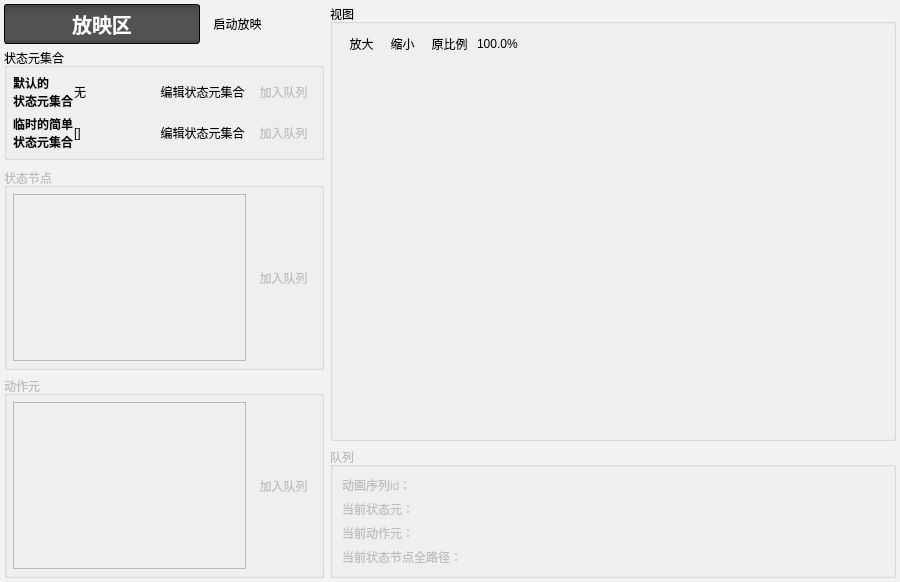
The window that DrillGIFActionSequenceEditor/Source/ActionSeqModule/PlayingPart/P_COAS_PlayingPart.ui (DrillUp/DrillGIFActionSequenceEditor) describes before a commit, drawn with Qt 5.
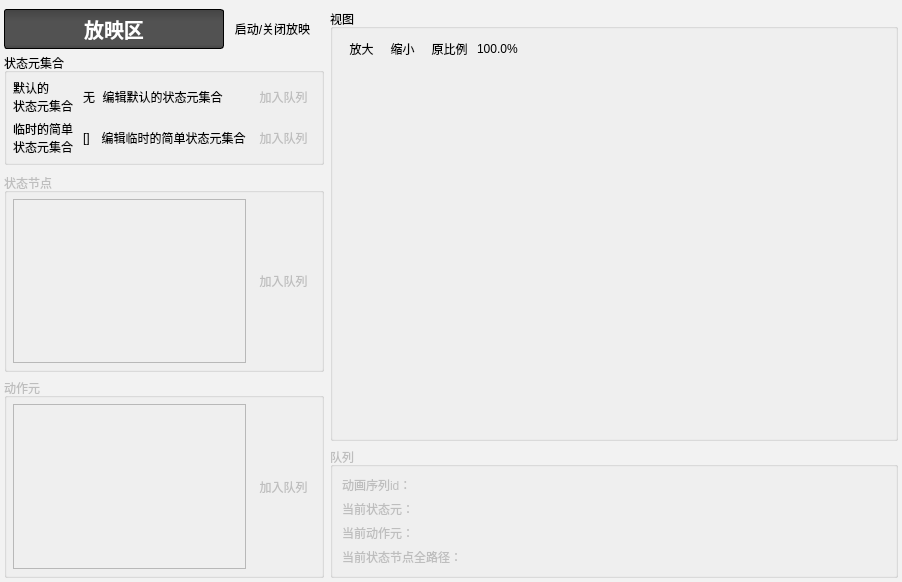
The same window after the commit. Icons and pictures are not drawn.

What changed in the file:
```diff
--- a/DrillGIFActionSequenceEditor/Source/ActionSeqModule/PlayingPart/P_COAS_PlayingPart.ui
+++ b/DrillGIFActionSequenceEditor/Source/ActionSeqModule/PlayingPart/P_COAS_PlayingPart.ui
@@ -6,7 +6,7 @@
    <rect>
     <x>0</x>
     <y>0</y>
-    <width>900</width>
+    <width>902</width>
     <height>582</height>
    </rect>
   </property>
@@ -36,7 +36,7 @@
        <number>4</number>
       </property>
       <property name="topMargin">
-       <number>4</number>
+       <number>9</number>
       </property>
       <property name="rightMargin">
        <number>4</number>
@@ -94,7 +94,7 @@
          </property>
          <item>
           <widget class="QWidget" name="widget" native="true">
-           <layout class="QHBoxLayout" name="horizontalLayout" stretch="4,0,1">
+           <layout class="QHBoxLayout" name="horizontalLayout" stretch="0,0,1">
             <property name="leftMargin">
              <number>0</number>
             </property>
@@ -109,6 +109,18 @@
             </property>
             <item>
              <widget class="QLabel" name="label">
+              <property name="minimumSize">
+               <size>
+                <width>220</width>
+                <height>0</height>
+               </size>
+              </property>
+              <property name="maximumSize">
+               <size>
+                <width>220</width>
+                <height>16777215</height>
+               </size>
+              </property>
               <property name="styleSheet">
                <string notr="true">
 font-family:&quot;微软雅黑&quot;;
@@ -131,10 +143,10 @@
             <item>
              <widget class="QToolButton" name="toolButton_open">
               <property name="toolTip">
-               <string>启动放映</string>
+               <string>启动/关闭放映</string>
               </property>
               <property name="text">
-               <string>启动放映</string>
+               <string>启动/关闭放映</string>
               </property>
               <property name="icon">
                <iconset resource="../../../drillgifactionsequenceeditor.qrc">
@@ -180,12 +192,9 @@
             </property>
             <item row="0" column="0">
              <widget class="QLabel" name="label_6">
-              <property name="styleSheet">
-               <string notr="true">font-weight:600;</string>
-              </property>
               <property name="text">
                <string>默认的
-状态元集合</string>
+状态元集合   </string>
               </property>
              </widget>
             </item>
@@ -202,10 +211,10 @@
             <item row="0" column="2">
              <widget class="QToolButton" name="toolButton_editGroup">
               <property name="toolTip">
-               <string>编辑状态元集合</string>
+               <string>编辑默认的状态元集合</string>
               </property>
               <property name="text">
-               <string>编辑状态元集合</string>
+               <string>编辑默认的状态元集合</string>
               </property>
               <property name="icon">
                <iconset resource="../../../drillgifactionsequenceeditor.qrc">
@@ -244,12 +253,9 @@
             </item>
             <item row="1" column="0">
              <widget class="QLabel" name="label_7">
-              <property name="styleSheet">
-               <string notr="true">font-weight:600;</string>
-              </property>
               <property name="text">
                <string>临时的简单
-状态元集合</string>
+状态元集合   </string>
               </property>
              </widget>
             </item>
@@ -266,10 +272,10 @@
             <item row="1" column="2">
              <widget class="QToolButton" name="toolButton_editSimple">
               <property name="toolTip">
-               <string>编辑状态元集合</string>
+               <string>编辑临时的简单状态元集合</string>
               </property>
               <property name="text">
-               <string>编辑状态元集合</string>
+               <string>编辑临时的简单状态元集合</string>
               </property>
               <property name="icon">
                <iconset resource="../../../drillgifactionsequenceeditor.qrc">
@@ -585,7 +591,9 @@
              </widget>
             </item>
             <item>
-             <widget class="QWidget" name="widget_view" native="true"/>
+             <widget class="QWidget" name="widget_view" native="true">
+              <zorder>groupBox_seq</zorder>
+             </widget>
             </item>
            </layout>
           </widget>
```
